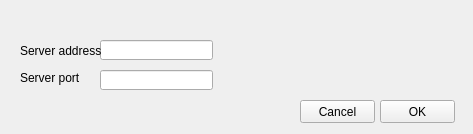
First picture: the form in GUI/SymposiumGui/option.ui, repository RickZack/Symposium, before the edit.
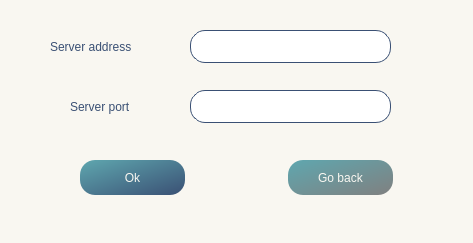
Second picture: the form after the edit.

Commit message:
GUI - grafica del server
Grafica della schermata del server+ della finestrella nuova di option in mainwindow

Diff of the .ui file:
```diff
--- a/GUI/SymposiumGui/option.ui
+++ b/GUI/SymposiumGui/option.ui
@@ -7,21 +7,33 @@
     <x>0</x>
     <y>0</y>
     <width>473</width>
-    <height>134</height>
+    <height>243</height>
    </rect>
   </property>
   <property name="windowTitle">
    <string>Form</string>
   </property>
+  <property name="styleSheet">
+   <string notr="true">background-color:rgb(249, 247, 241);</string>
+  </property>
   <widget class="QLineEdit" name="SV_Address">
    <property name="geometry">
     <rect>
-     <x>100</x>
-     <y>40</y>
-     <width>113</width>
-     <height>20</height>
+     <x>190</x>
+     <y>30</y>
+     <width>201</width>
+     <height>33</height>
     </rect>
    </property>
+   <property name="styleSheet">
+    <string notr="true">background-color: white;
+color: rgb(58, 80, 116); 
+font: 14pt &quot;Baskerville Old Face&quot;;
+border-radius:15px;
+border-width: 1px; 
+border-style: solid;
+border-color: rgb(58, 80, 116); </string>
+   </property>
    <property name="text">
     <string/>
    </property>
@@ -29,12 +41,21 @@
   <widget class="QLineEdit" name="SV_Port">
    <property name="geometry">
     <rect>
-     <x>100</x>
-     <y>70</y>
-     <width>113</width>
-     <height>20</height>
+     <x>190</x>
+     <y>90</y>
+     <width>201</width>
+     <height>33</height>
     </rect>
    </property>
+   <property name="styleSheet">
+    <string notr="true">background-color: white;
+color: rgb(58, 80, 116); 
+font: 14pt &quot;Baskerville Old Face&quot;;
+border-radius:15px;
+border-width: 1px; 
+border-style: solid;
+border-color: rgb(58, 80, 116); </string>
+   </property>
    <property name="text">
     <string/>
    </property>
@@ -42,12 +63,16 @@
   <widget class="QLabel" name="label_SV_Address">
    <property name="geometry">
     <rect>
-     <x>20</x>
-     <y>40</y>
-     <width>81</width>
-     <height>21</height>
+     <x>50</x>
+     <y>30</y>
+     <width>131</width>
+     <height>33</height>
     </rect>
    </property>
+   <property name="styleSheet">
+    <string notr="true">font: 14pt &quot;Baskerville Old Face&quot;;
+color: rgb(58, 80, 116); </string>
+   </property>
    <property name="text">
     <string>Server address</string>
    </property>
@@ -55,12 +80,16 @@
   <widget class="QLabel" name="label_SV_Port">
    <property name="geometry">
     <rect>
-     <x>20</x>
-     <y>70</y>
-     <width>71</width>
-     <height>16</height>
+     <x>70</x>
+     <y>90</y>
+     <width>101</width>
+     <height>33</height>
     </rect>
    </property>
+   <property name="styleSheet">
+    <string notr="true">font: 14pt &quot;Baskerville Old Face&quot;;
+color: rgb(58, 80, 116); </string>
+   </property>
    <property name="text">
     <string>Server port</string>
    </property>
@@ -68,27 +97,39 @@
   <widget class="QPushButton" name="OK_button">
    <property name="geometry">
     <rect>
-     <x>380</x>
-     <y>100</y>
-     <width>75</width>
-     <height>23</height>
+     <x>80</x>
+     <y>160</y>
+     <width>105</width>
+     <height>35</height>
     </rect>
    </property>
+   <property name="styleSheet">
+    <string notr="true">background-color: qlineargradient(x1: 0, y1: 0, x2: 1, y2: 1, stop: 0 rgb(95, 167, 175), stop: 1 rgb(58, 80, 116));
+color: rgb(249, 247, 241); 
+font: 14pt &quot;Baskerville Old Face&quot;;
+border-radius:15px;</string>
+   </property>
    <property name="text">
-    <string>OK</string>
+    <string>Ok</string>
    </property>
   </widget>
   <widget class="QPushButton" name="Cancel_button">
    <property name="geometry">
     <rect>
-     <x>300</x>
-     <y>100</y>
-     <width>75</width>
-     <height>23</height>
+     <x>288</x>
+     <y>160</y>
+     <width>105</width>
+     <height>35</height>
     </rect>
    </property>
+   <property name="styleSheet">
+    <string notr="true">background-color: qlineargradient(x1: 0, y1: 0, x2: 1, y2: 1, stop: 0 rgb(95, 167, 175), stop: 1 grey);
+color: rgb(249, 247, 241); 
+font: 14pt &quot;Baskerville Old Face&quot;;
+border-radius:15px;</string>
+   </property>
    <property name="text">
-    <string>Cancel</string>
+    <string>Go back</string>
    </property>
   </widget>
  </widget>
```
The commit also changes 4 other files.
